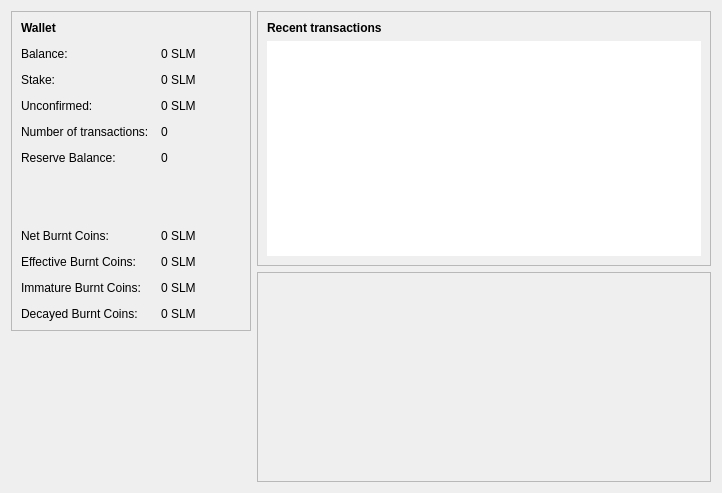
This is src/qt/forms/overviewpage.ui in slimcoin-project/Slimcoin as Qt 5 draws it before an edit. The edited form follows.
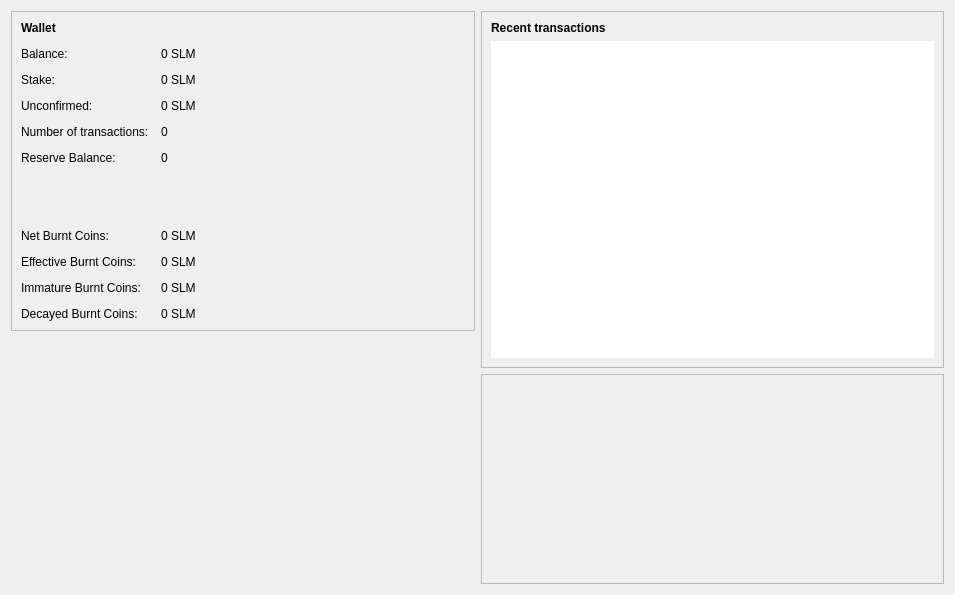
This is the edited form. Icons and pictures are not drawn. Custom widgets are drawn as their Qt base class.

Commit message: sanitise labels

Patch:
```diff
--- a/src/qt/forms/overviewpage.ui
+++ b/src/qt/forms/overviewpage.ui
@@ -6,8 +6,8 @@
    <rect>
     <x>0</x>
     <y>0</y>
-    <width>722</width>
-    <height>493</height>
+    <width>955</width>
+    <height>595</height>
    </rect>
   </property>
   <property name="windowTitle">
```
Left out of the diff: 36 changed lines with no effect on the pictures. The commit also changes 1 other file.
